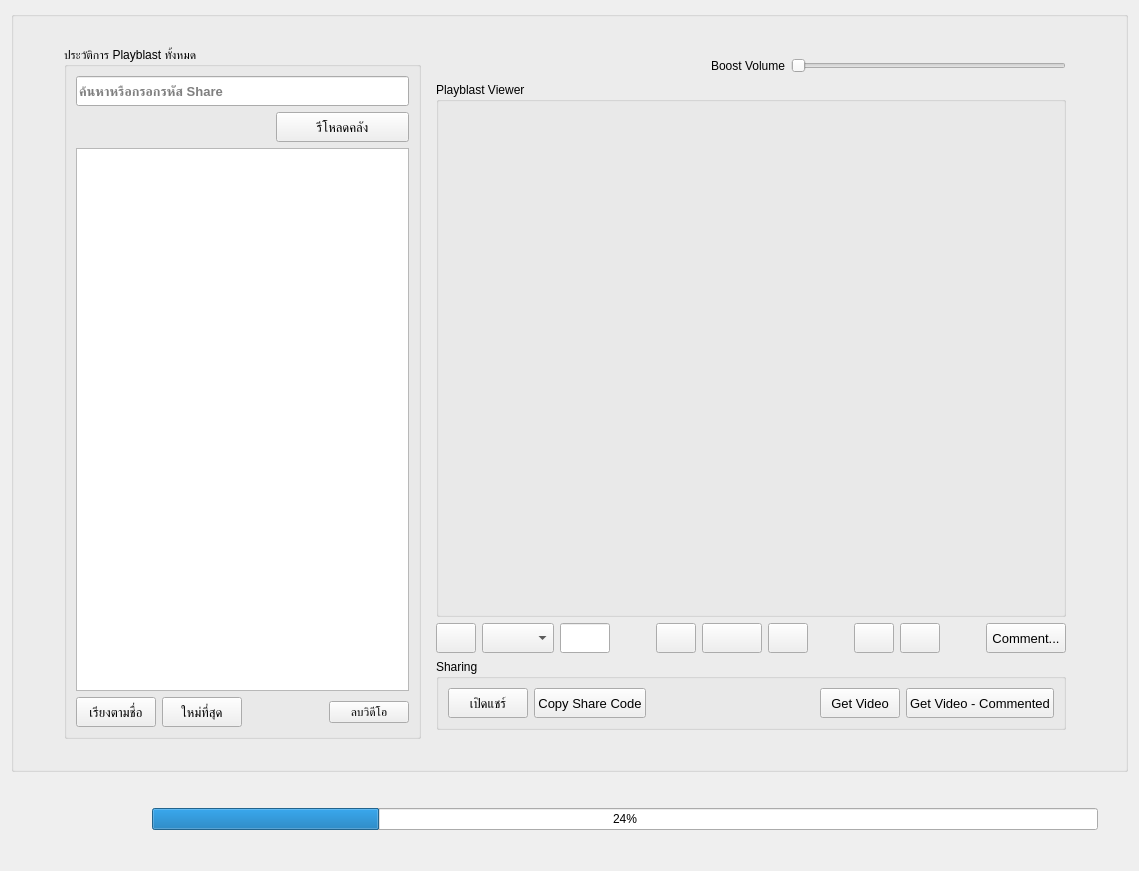
Old version of the form interface/UkoreShotPage.ui in the repository tonmaiart/UkoreShot.
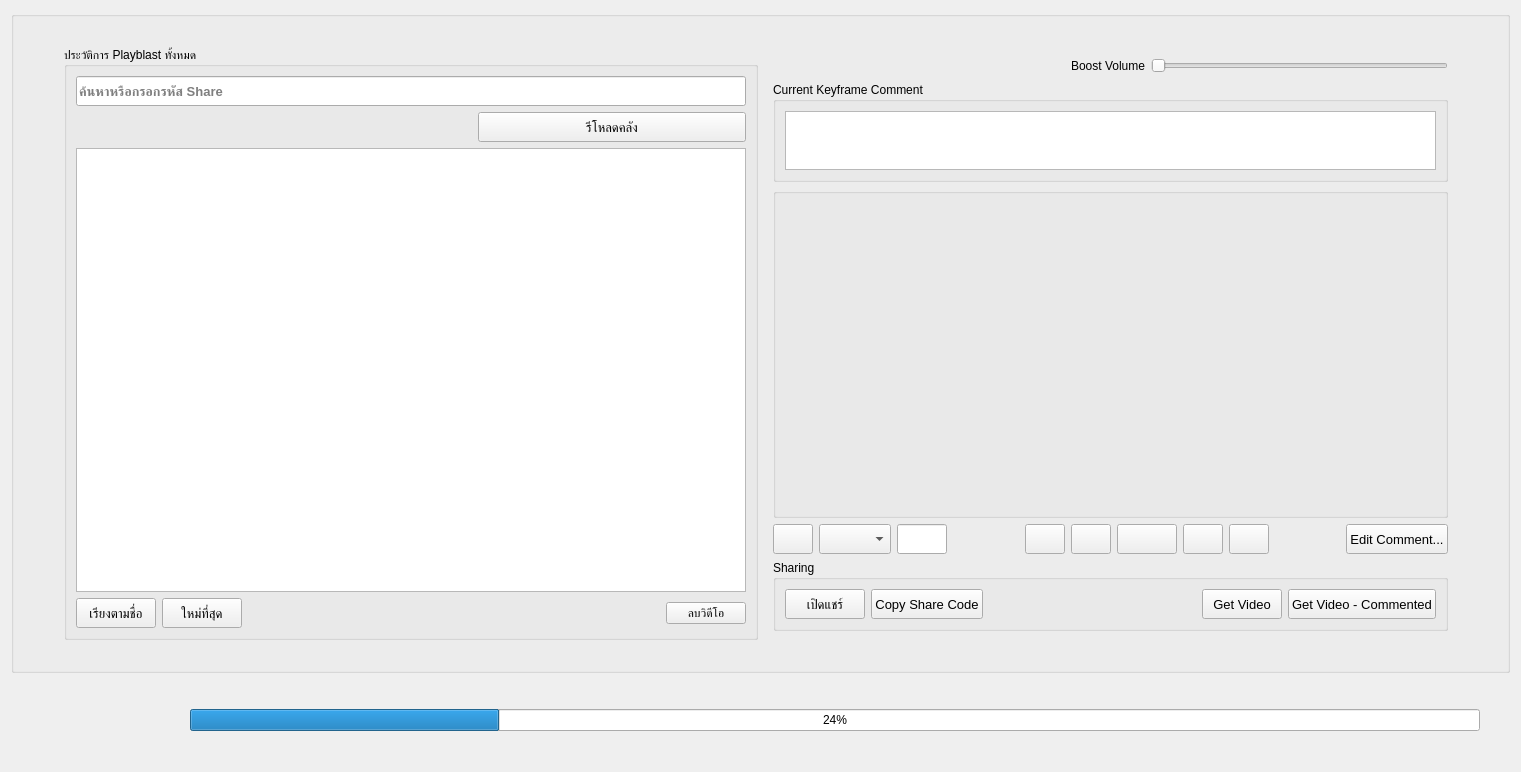
New version of the form.

```diff
--- a/interface/UkoreShotPage.ui
+++ b/interface/UkoreShotPage.ui
@@ -6,14 +6,14 @@
    <rect>
     <x>0</x>
     <y>0</y>
-    <width>1139</width>
-    <height>871</height>
+    <width>1521</width>
+    <height>772</height>
    </rect>
   </property>
   <property name="windowTitle">
    <string>Form</string>
   </property>
-  <layout class="QGridLayout" name="gridLayout_4">
+  <layout class="QGridLayout" name="gridLayout_7">
    <item row="0" column="0">
     <widget class="QGroupBox" name="groupBox_3">
      <property name="title">
@@ -131,12 +131,40 @@
          </item>
          <item row="1" column="0">
           <layout class="QVBoxLayout" name="verticalLayout_3">
+           <item>
+            <widget class="QGroupBox" name="groupBox_4">
+             <property name="minimumSize">
+              <size>
+               <width>0</width>
+               <height>100</height>
+              </size>
+             </property>
+             <property name="maximumSize">
+              <size>
+               <width>16777215</width>
+               <height>100</height>
+              </size>
+             </property>
+             <property name="title">
+              <string>Current Keyframe Comment</string>
+             </property>
+             <layout class="QGridLayout" name="gridLayout_4">
+              <item row="0" column="0">
+               <widget class="QPlainTextEdit" name="plainTextEdit_comment">
+                <property name="readOnly">
+                 <bool>true</bool>
+                </property>
+               </widget>
+              </item>
+             </layout>
+            </widget>
+           </item>
            <item>
             <layout class="QVBoxLayout" name="verticalLayout_2" stretch="10,0">
              <item>
               <widget class="QGroupBox" name="groupBox_playblast_viewer">
                <property name="title">
-                <string>Playblast Viewer</string>
+                <string/>
                </property>
               </widget>
              </item>
@@ -194,6 +222,19 @@
                  </property>
                 </spacer>
                </item>
+               <item>
+                <widget class="QPushButton" name="pushButton_previous_comment">
+                 <property name="minimumSize">
+                  <size>
+                   <width>40</width>
+                   <height>30</height>
+                  </size>
+                 </property>
+                 <property name="text">
+                  <string/>
+                 </property>
+                </widget>
+               </item>
                <item>
                 <widget class="QPushButton" name="pushButton_previous_frame">
                  <property name="minimumSize">
@@ -233,32 +274,6 @@
                  </property>
                 </widget>
                </item>
-               <item>
-                <spacer name="horizontalSpacer_3">
-                 <property name="orientation">
-                  <enum>Qt::Horizontal</enum>
-                 </property>
-                 <property name="sizeHint" stdset="0">
-                  <size>
-                   <width>40</width>
-                   <height>20</height>
-                  </size>
-                 </property>
-                </spacer>
-               </item>
-               <item>
-                <widget class="QPushButton" name="pushButton_previous_comment">
-                 <property name="minimumSize">
-                  <size>
-                   <width>40</width>
-                   <height>30</height>
-                  </size>
-                 </property>
-                 <property name="text">
-                  <string/>
-                 </property>
-                </widget>
-               </item>
                <item>
                 <widget class="QPushButton" name="pushButton_next_comment">
                  <property name="minimumSize">
@@ -299,7 +314,7 @@
                   </font>
                  </property>
                  <property name="text">
-                  <string>Comment...</string>
+                  <string>Edit Comment...</string>
                  </property>
                 </widget>
                </item>
```
